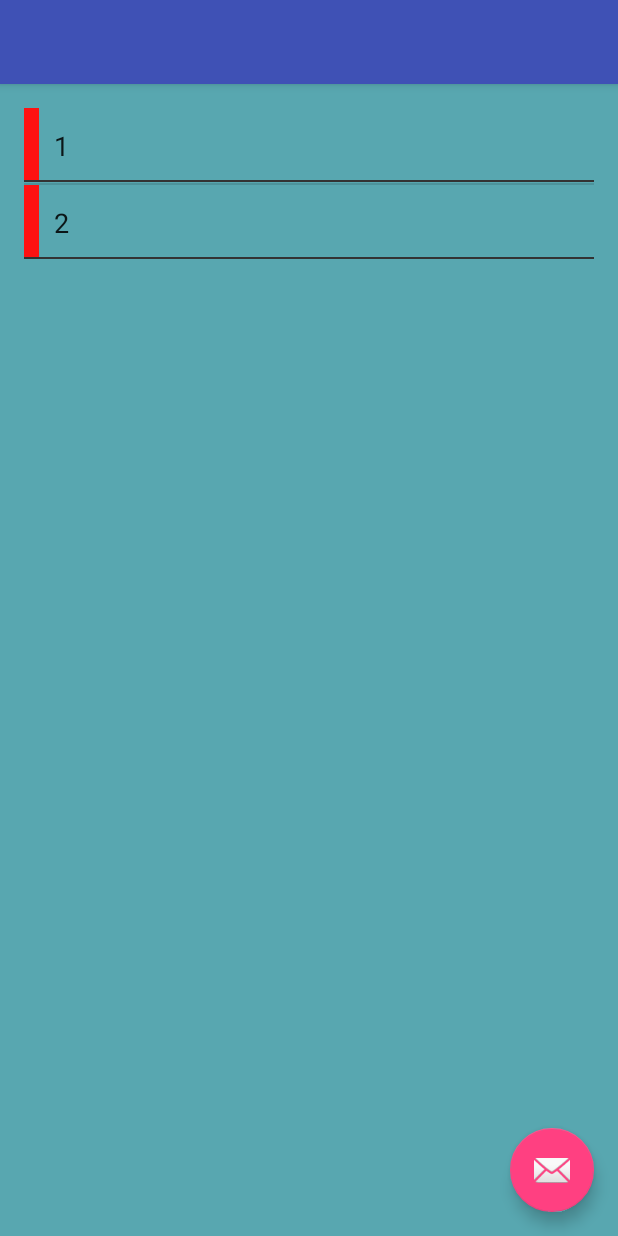
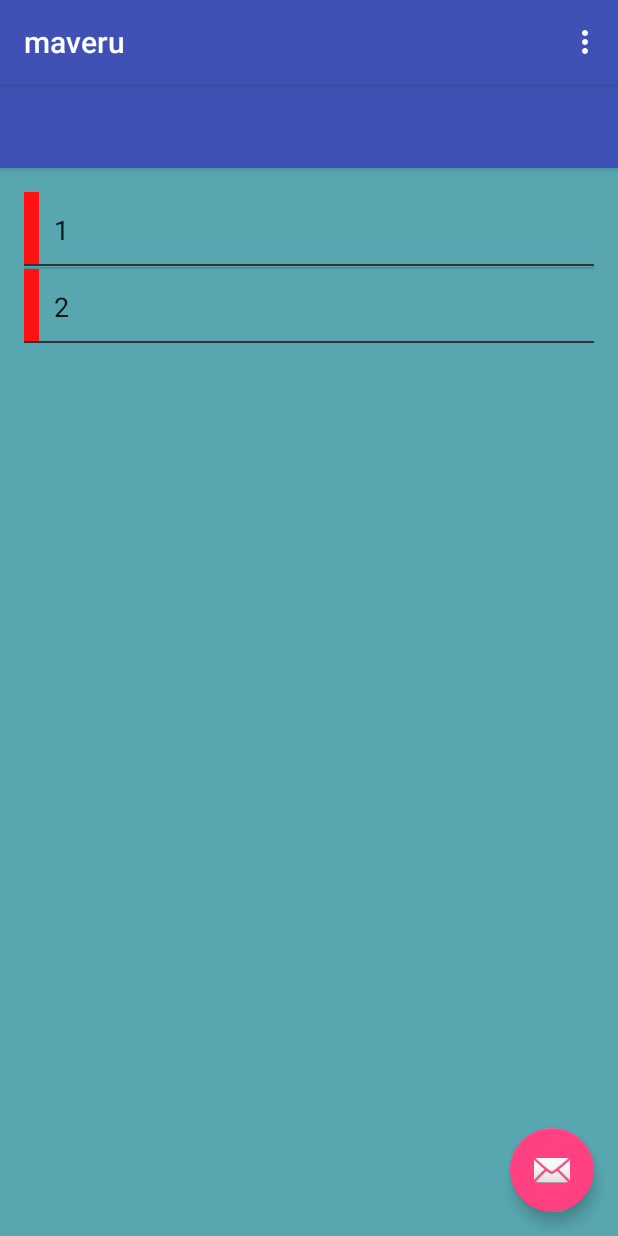
Before and after one commit to maccevedor/androidStudio, an Android app: the screen it shows after launch (MainActivity), on a phone screen of 412 x 824 dp. Run offline under Robolectric (Android 15) with nearby library versions, the phone set to English and light mode, and no system bars.

Commit message:
Tutorial 24 se deja funcionando

```diff
--- a/app/src/main/AndroidManifest.xml
+++ b/app/src/main/AndroidManifest.xml
@@ -11,7 +11,7 @@
         <activity
             android:name=".MainActivity"
             android:label="@string/app_name"
-            android:theme="@style/AppTheme.NoActionBar">
+            android:theme="@style/AppTheme">
             <intent-filter>
                 <action android:name="android.intent.action.MAIN" />
 
--- a/app/src/main/res/menu/menu_main.xml
+++ b/app/src/main/res/menu/menu_main.xml
@@ -3,8 +3,13 @@
     xmlns:tools="http://schemas.android.com/tools"
     tools:context="maccevedor.maveru.MainActivity">
     <item
-        android:id="@+id/action_settings"
+        android:id="@+id/action_nuevo"
         android:orderInCategory="100"
-        android:title="@string/action_settings"
+        android:title="@string/nuevo_aviso"
+        app:showAsAction="never" />
+    <item
+        android:id="@+id/action_salir"
+        android:orderInCategory="200"
+        android:title="@string/salir"
         app:showAsAction="never" />
 </menu>
--- a/app/src/main/res/values/strings.xml
+++ b/app/src/main/res/values/strings.xml
@@ -1,4 +1,6 @@
 <resources>
     <string name="app_name">maveru</string>
     <string name="action_settings">Settings</string>
+    <string name="nuevo_aviso">nuevo Aviso</string>
+    <string name="salir">salir</string>
 </resources>
```
Also changed, not shown: app/src/main/java/maccevedor/maveru/MainActivity.java (+10 -7 lines).
